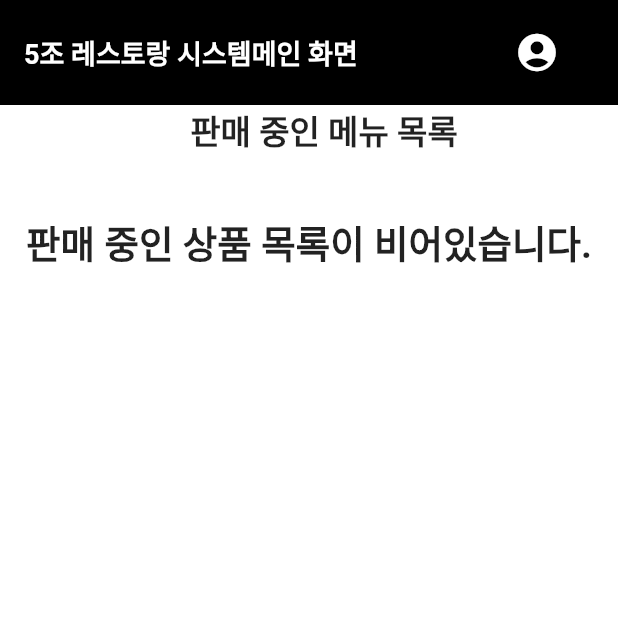
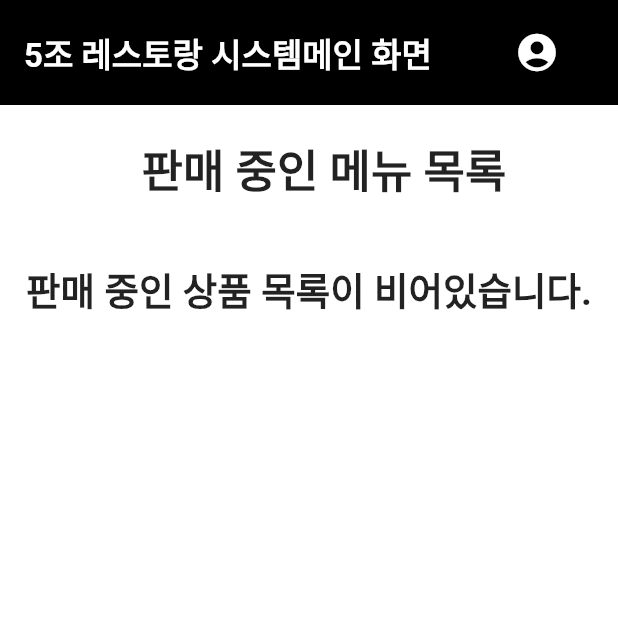
Before and after one commit to chihyeonWON/Restaurant_Order_System, a Flutter app: the screen it shows after launch, on a phone screen of 412 x 824 dp, the top half of it. Run offline on Flutter 3.47's test engine with Material 2 defaults, Android fonts, the phone set to English and light mode, and no system bars; our stand-ins replace sqflite; accounts and stored records are empty.

Commit message:
글씨 크기 수정

```diff
--- a/lib/MainScreen.dart
+++ b/lib/MainScreen.dart
@@ -39,7 +39,7 @@ class _MainScreenState extends State<MainScreen> {
             child: Text('5조 레스토랑 시스템메인 화면',
                 style: TextStyle(
                     color: Colors.white,
-                    fontSize: 18.0,
+                    fontSize: 22.0,
                     fontWeight: FontWeight.bold))),
         actions: [
           // 오른쪽 아이콘 위젯들
@@ -68,11 +68,14 @@ class _MainScreenState extends State<MainScreen> {
       body: SingleChildScrollView(
         child: Column(
           children: [
+            SizedBox(
+              height:20,
+            ),
             Padding(
               padding: const EdgeInsets.only(left: 20.0),
               child: Text('판매 중인 메뉴 목록',
                   style: TextStyle(
-                    fontSize: 22.0,
+                    fontSize: 30.0,
                     fontWeight: FontWeight.bold,
                   )),
             ),
@@ -129,15 +132,7 @@ class _MainScreenState extends State<MainScreen> {
                           MainAxisAlignment.spaceBetween,
                           children: [
                             Text(module.name, style:TextStyle(fontSize:20, fontWeight:FontWeight.bold)),
-                            IconButton( // 메뉴 삭제 아이콘
-                              icon: Icon(Icons.delete, size:30),
-                              onPressed: () {
-                                setState(() {
-                                  DatabaseHelper.instance
-                                      .remove(module.id!);
-                                });
-                              },
-                            ),
+
                           ],
                         ),
                       ),
```
